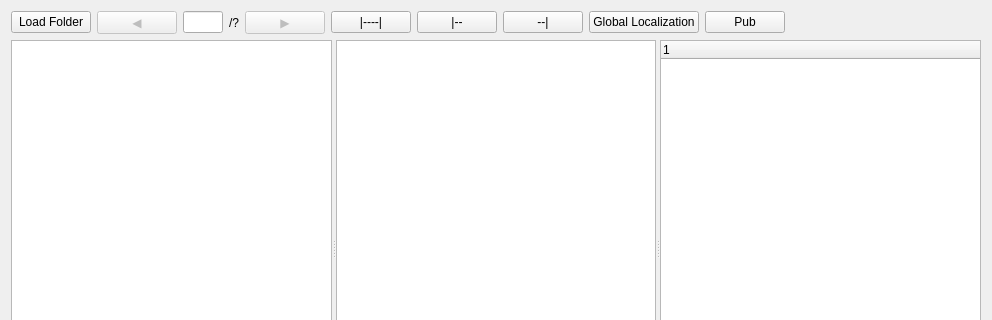
OSUrobotics/rqt_bag_annotator, file resource/annotator_widget.ui: the form before one commit; both pictures show x 0 to 992 and y 0 to 320 of the 992 by 467 pixel window.
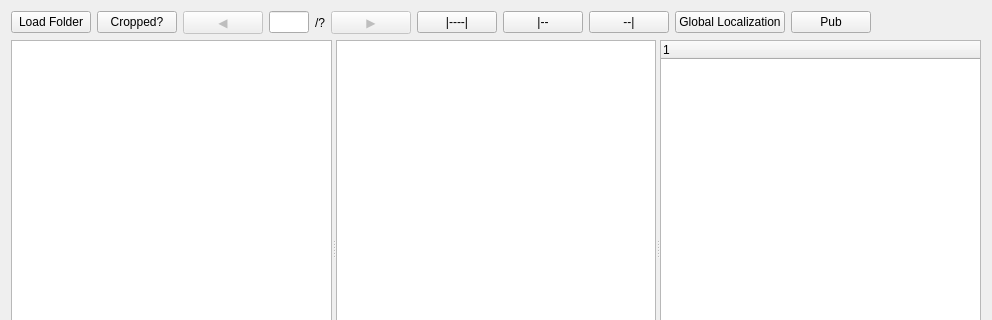
The form after the commit.

Commit message: fix updating items, load cropped versions of bags, other small fixes

The edit to the form file:
```diff
--- a/resource/annotator_widget.ui
+++ b/resource/annotator_widget.ui
@@ -17,7 +17,7 @@
    <item>
     <layout class="QVBoxLayout" name="verticalLayout_3">
      <item>
-      <layout class="QHBoxLayout" name="horizontalLayout_3" stretch="0,0,0,0,0,0,0,0,0,0,0">
+      <layout class="QHBoxLayout" name="horizontalLayout_3" stretch="0,0,0,0,0,0,0,0,0,0,0,0">
        <item>
         <widget class="QPushButton" name="loadFolderButton">
          <property name="text">
@@ -25,6 +25,16 @@
          </property>
         </widget>
        </item>
+       <item>
+        <widget class="QPushButton" name="croppedButton">
+         <property name="text">
+          <string>Cropped?</string>
+         </property>
+         <property name="checkable">
+          <bool>true</bool>
+         </property>
+        </widget>
+       </item>
        <item>
         <widget class="QPushButton" name="prevBagButton">
          <property name="enabled">
```
Left out of the diff: 3 changed lines with no effect on the pictures. The commit also changes 2 other files.
